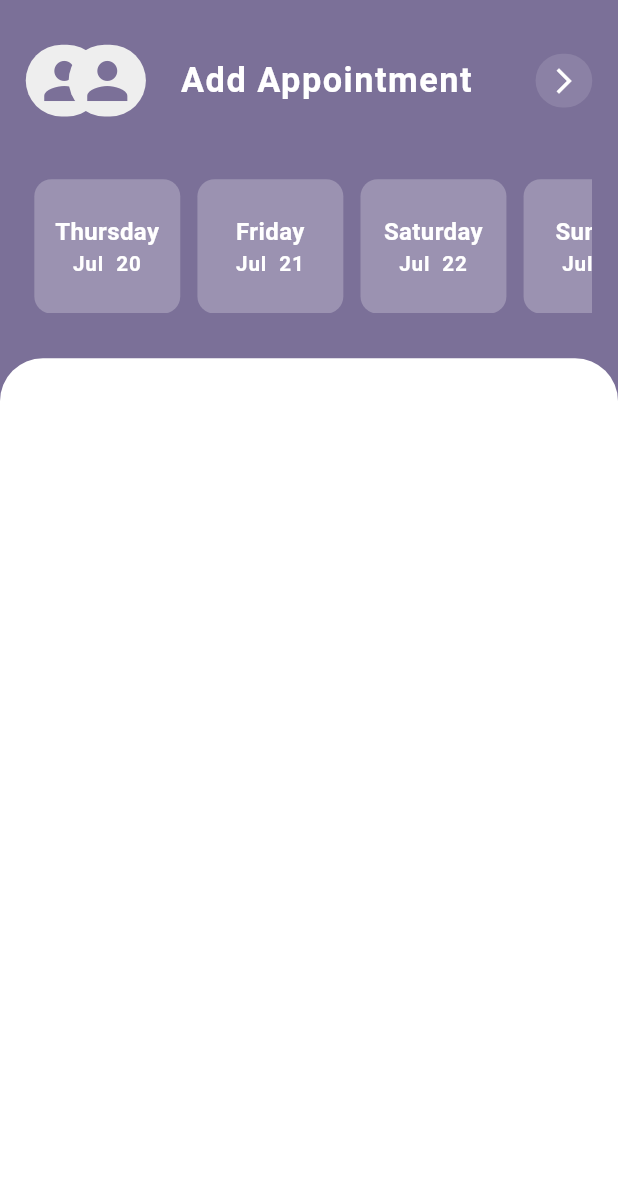
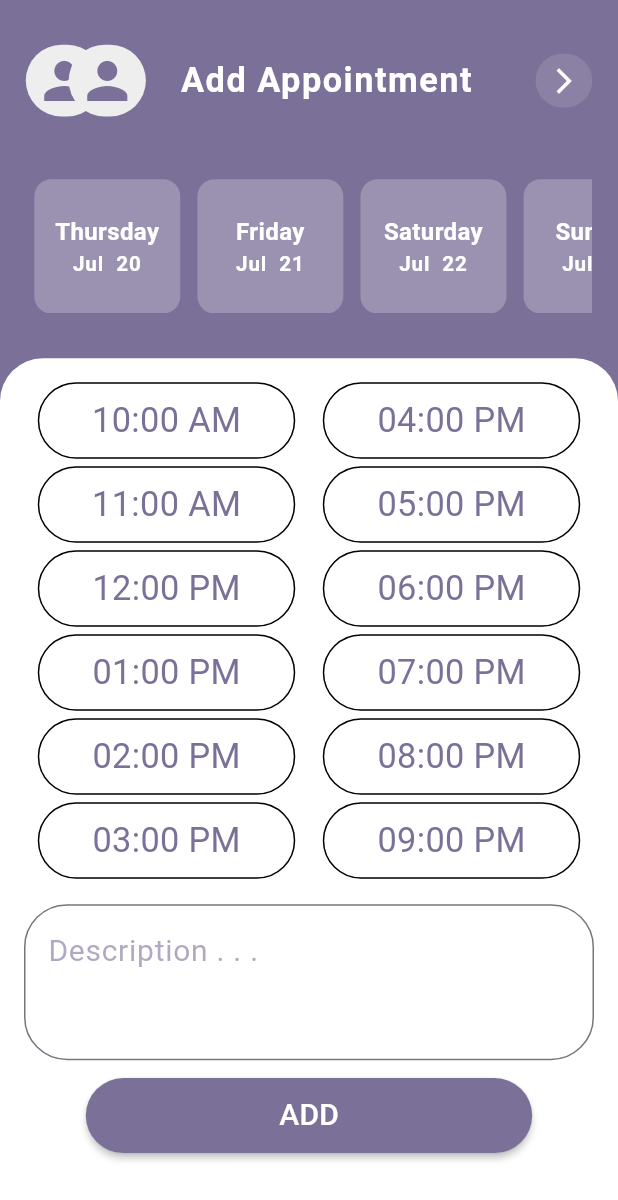
Before and after one commit to manaralbogha/Patient_app, a Flutter app: the AddAppointmentView screen opened by its route, on a phone screen of 412 x 824 dp. Shown: the top 1200 px of the screen. Run offline on Flutter 3.47's test engine with Material 2 defaults, Android fonts, the phone set to English and light mode, and no system bars; our stand-ins replace dartz, dio, equatable, flutter_bloc, flutter_screenutil, jiffy and 1 more; missing offline and left inert: awesome_icons; accounts and stored records are empty.

Commit message:
complete addApoointment screen

```diff
--- a/lib/core/models/add_appointment_model.dart
+++ b/lib/core/models/add_appointment_model.dart
@@ -1,15 +1,15 @@
 class AddAppointmentModel {
-  String date;
-  String time;
-  String description;
-  int departmentId;
-  int doctorIid;
+  String? date;
+  String? time;
+  String? description;
+  String? departmentId;
+  String? doctorIid;
 
   AddAppointmentModel({
-    required this.date,
-    required this.time,
-    required this.description,
-    required this.departmentId,
-    required this.doctorIid,
+    this.date,
+    this.time,
+    this.description,
+    this.departmentId,
+    this.doctorIid,
   });
 }
--- a/lib/core/widgets/custome_progress_indicator.dart
+++ b/lib/core/widgets/custome_progress_indicator.dart
@@ -9,7 +9,7 @@ class CustomeProgressIndicator extends StatelessWidget {
   Widget build(BuildContext context) {
     return const Center(
       child: CircularProgressIndicator(
-        color: defaultColor,
+        color: Colors.white,
       ),
     );
   }
--- a/lib/core/widgets/custome_text_field.dart
+++ b/lib/core/widgets/custome_text_field.dart
@@ -50,6 +50,7 @@ class CustomeTextField extends StatelessWidget {
                   return null;
                 },
             onTap: onTap,
+            maxLines: 6,
             initialValue: initialValue,
             focusNode: disableFocusNode ? AlwaysDisabledFocusNode() : null,
             obscureText: obscureText ?? false,
--- a/lib/screens/add_appointment_view/add_appointment_view.dart
+++ b/lib/screens/add_appointment_view/add_appointment_view.dart
@@ -1,9 +1,15 @@
+import 'dart:developer';
+
 import 'package:flutter/material.dart';
 import 'package:flutter_bloc/flutter_bloc.dart';
 import 'package:flutter_screenutil/flutter_screenutil.dart';
+import 'package:patient_app/core/api/services/local/cache_helper.dart';
 import 'package:patient_app/core/styles/app_colors.dart';
 import 'package:patient_app/core/styles/text_styles.dart';
+import 'package:patient_app/core/widgets/custome_button.dart';
+import 'package:patient_app/core/widgets/custome_error_widget.dart';
 import 'package:patient_app/core/widgets/custome_image.dart';
+import 'package:patient_app/core/widgets/custome_progress_indicator.dart';
 import 'package:patient_app/screens/add_appointment_view/cubit/add_appointment_cubit.dart';
 import 'package:patient_app/screens/add_appointment_view/cubit/add_appointment_states.dart';
 
@@ -15,10 +21,15 @@ class AddAppointmentView extends StatelessWidget {
   Widget build(BuildContext context) {
     return BlocProvider(
       create: (context) => AddAppointmentCubit(),
-      child: const SafeArea(
-          child: Scaffold(
-        backgroundColor: defaultColor,
-        body: AddAppointmentViewBody(),
+      child: SafeArea(
+          child: GestureDetector(
+        onTap: () {
+          FocusScope.of(context).unfocus();
+        },
+        child: const Scaffold(
+          backgroundColor: defaultColor,
+          body: AddAppointmentViewBody(),
+        ),
       )),
     );
   }
@@ -31,9 +42,21 @@ class AddAppointmentViewBody extends StatelessWidget {
   Widget build(BuildContext context) {
     return BlocBuilder<AddAppointmentCubit, AddAppointmentStates>(
       builder: (context, state) {
-        return _Body(
-          key: key,
-        );
+        if (state is AddAppointmentFailureState) {
+          return CustomeErrorWidget(
+            errorMsg: state.failureMsg,
+          );
+        } else if (state is AddAppointmentSuccessState) {
+          return _Body(
+            key: key,
+          );
+        } else if (state is AddAppointmentLodgingState) {
+          return const CustomeProgressIndicator();
+        } else {
+          return _Body(
+            key: key,
+          );
+        }
       },
     );
   }
@@ -71,6 +94,8 @@ class _Body extends StatelessWidget {
         ),
         Expanded(
           child: Container(
+            width: double.infinity,
+            padding: const EdgeInsets.all(8.0),
             decoration: BoxDecoration(
               borderRadius: BorderRadius.only(
                 topLeft: Radius.circular(25.r),
@@ -78,11 +103,146 @@ class _Body extends StatelessWidget {
               ),
               color: Colors.white,
             ),
+            child: SingleChildScrollView(
+              child: Padding(
+                padding: const EdgeInsets.all(8.0),
+                child: Column(
+                  children: [
+                    _TimesButtons(addAppointmentCubit: addAppointmentCubit),
+                    SizedBox(
+                      height: 10.h,
+                    ),
+                    TextFormField(
+                      maxLines: 3,
+                      controller: addAppointmentCubit.discretionController,
+                      decoration: InputDecoration(
+                        border: OutlineInputBorder(
+                          borderRadius: BorderRadius.circular(25.r),
+                        ),
+                        hintText: "Description . . .",
+                        hintStyle: TextStyle(
+                            fontSize: 20, color: defaultColor.withOpacity(.6)),
+                      ),
+                    ),
+                    SizedBox(
+                      height: 10.h,
+                    ),
+                    CustomeButton(
+                      onPressed: () {
+                        if (addAppointmentCubit.addAppointmentModel.date != null &&
+                            addAppointmentCubit.addAppointmentModel.time !=
+                                null &&
+                            addAppointmentCubit.discretionController.text !=
+                                '') {
+                          addAppointmentCubit.addAppointmentModel.description =
+                              addAppointmentCubit.discretionController.text;
+                          addAppointmentCubit.addAppointmentModel.departmentId =
+                              "1";
+                          addAppointmentCubit.addAppointmentModel.doctorIid =
+                              "1";
+
+                          addAppointmentCubit.addAppointment(
+                            token: CacheHelper.getData(key: 'Token'),
+                            addAppointmentModel:
+                                addAppointmentCubit.addAppointmentModel,
+                          );
+                        } else {}
+                      },
+                      text: 'ADD',
+                      width: double.infinity,
+                    )
+                  ],
+                ),
+              ),
+            ),
           ),
         )
       ],
     );
   }
+}
+
+class _TimesButtons extends StatelessWidget {
+  const _TimesButtons({
+    super.key,
+    required this.addAppointmentCubit,
+  });
+
+  final AddAppointmentCubit addAppointmentCubit;
+
+  @override
+  Widget build(BuildContext context) {
+    return Row(
+      mainAxisAlignment: MainAxisAlignment.spaceAround,
+      children: List.generate(
+        2,
+        (indexR) => Column(
+          children: List.generate(
+            addAppointmentCubit.times1.length,
+            (index) => _timeDialogButton(
+              context,
+              onTap: () {
+                addAppointmentCubit.selectTime(index: index, indexR: indexR);
+              },
+              time: indexR == 0
+                  ? addAppointmentCubit.times1[index]
+                  : addAppointmentCubit.times2[index],
+              selectIndexTime: addAppointmentCubit.selectIndexTime != null
+                  ? addAppointmentCubit.selectIndexTime!.toInt()
+                  : null,
+              timeSelected: addAppointmentCubit.addAppointmentModel.time,
+              index: index,
+            ),
+          ),
+        ),
+      ),
+    );
+  }
+}
+
+Widget _timeDialogButton(
+  BuildContext context, {
+  required void Function() onTap,
+  required String time,
+  int? selectIndexTime,
+  required int index,
+  String? timeSelected,
+  // required String value,
+}) {
+  return Container(
+    margin: const EdgeInsets.only(bottom: 5),
+    child: InkWell(
+      // splashColor: Colors.amber,
+      borderRadius: BorderRadius.circular(25.r),
+      onTap: onTap,
+      child: Container(
+        width: 150.w,
+        // margin: const EdgeInsets.only(bottom: 5),
+        decoration: BoxDecoration(
+          border: Border.all(
+              color: selectIndexTime == index && timeSelected == time
+                  ? Colors.green
+                  : Colors.black),
+          borderRadius: BorderRadius.circular(25.r),
+          color: selectIndexTime == index && timeSelected == time
+              ? Colors.grey.shade200
+              : Colors.white24,
+        ),
+        child: Padding(
+          padding: const EdgeInsets.all(8.0),
+          child: Center(
+            child: Text(
+              time,
+              style: TextStyles.textStyle20.copyWith(
+                  color: selectIndexTime == index && timeSelected == time
+                      ? Colors.green
+                      : defaultColor),
+            ),
+          ),
+        ),
+      ),
+    ),
+  );
 }
 
 class _DatesListView extends StatelessWidget {
--- a/lib/screens/add_appointment_view/cubit/add_appointment_cubit.dart
+++ b/lib/screens/add_appointment_view/cubit/add_appointment_cubit.dart
@@ -1,9 +1,12 @@
 import 'dart:developer';
-import 'dart:math';
 
+import 'package:flutter/material.dart';
 import 'package:flutter_bloc/flutter_bloc.dart';
 import 'package:jiffy/jiffy.dart';
+import 'package:patient_app/core/api/services/appointment/add_appointment_service.dart';
 import 'package:patient_app/screens/add_appointment_view/cubit/add_appointment_states.dart';
+
+import '../../../core/models/add_appointment_model.dart';
 
 class AddAppointmentCubit extends Cubit<AddAppointmentStates> {
   AddAppointmentCubit() : super(AddAppointmentInitial());
@@ -11,6 +14,26 @@ class AddAppointmentCubit extends Cubit<AddAppointmentStates> {
   List<String> days = [];
   List<String> apiDate = [];
   int? selectIndexDay;
+  int? selectIndexTime;
+  AddAppointmentModel addAppointmentModel = AddAppointmentModel();
+  final discretionController = TextEditingController();
+
+  List<String> times1 = [
+    '10:00 AM',
+    '11:00 AM',
+    '12:00 PM',
+    '01:00 PM',
+    '02:00 PM',
+    '03:00 PM',
+  ];
+  List<String> times2 = [
+    '04:00 PM',
+    '05:00 PM',
+    '06:00 PM',
+    '07:00 PM',
+    '08:00 PM',
+    '09:00 PM',
+  ];
 
   List<String> createDatesList() {
     dates.clear();
@@ -34,6 +57,36 @@ class AddAppointmentCubit extends Cubit<AddAppointmentStates> {
   void selectDay({required int index}) {
     emit(AddAppointmentInitial());
     selectIndexDay = index;
+    addAppointmentModel.date = '${days[index]} ${dates[index]}';
+    print(addAppointmentModel.date);
     emit(SelectDayState());
   }
+
+  void selectTime({required int index, required int indexR}) {
+    emit(AddAppointmentInitial());
+    selectIndexTime = index;
+    addAppointmentModel.time = indexR == 0 ? times1[index] : times2[index];
+    print(addAppointmentModel.time);
+    emit(SelectTimeState());
+  }
+
+  Future<void> addAppointment(
+      {required AddAppointmentModel addAppointmentModel,
+      required String token}) async {
+    emit(AddAppointmentLodgingState());
+    (await AddAppointmentService.addAppointment(
+            token: token, addAppointmentModel: addAppointmentModel))
+        .fold(
+      (failure) {
+        emit(
+          AddAppointmentFailureState(failureMsg: failure.errorMessege),
+        );
+      },
+      (appointmentModel) {
+        emit(
+          AddAppointmentSuccessState(addAppointmentModel: addAppointmentModel),
+        );
+      },
+    );
+  }
 }
--- a/lib/screens/add_appointment_view/cubit/add_appointment_states.dart
+++ b/lib/screens/add_appointment_view/cubit/add_appointment_states.dart
@@ -1,4 +1,5 @@
 import 'package:equatable/equatable.dart';
+import 'package:patient_app/core/models/add_appointment_model.dart';
 
 abstract class AddAppointmentStates extends Equatable {
   @override
@@ -8,3 +9,19 @@ abstract class AddAppointmentStates extends Equatable {
 class AddAppointmentInitial extends AddAppointmentStates {}
 
 class SelectDayState extends AddAppointmentStates {}
+
+class SelectTimeState extends AddAppointmentStates {}
+
+class AddAppointmentFailureState extends AddAppointmentStates {
+  final String failureMsg;
+
+  AddAppointmentFailureState({required this.failureMsg});
+}
+
+class AddAppointmentLodgingState extends AddAppointmentStates {}
+
+class AddAppointmentSuccessState extends AddAppointmentStates {
+  final AddAppointmentModel addAppointmentModel;
+
+  AddAppointmentSuccessState({required this.addAppointmentModel});
+}
```
